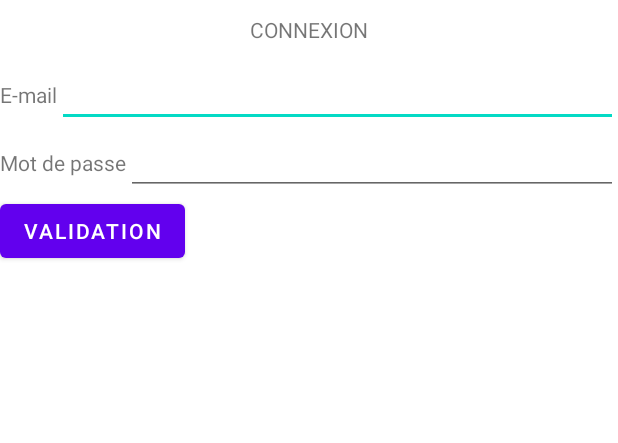
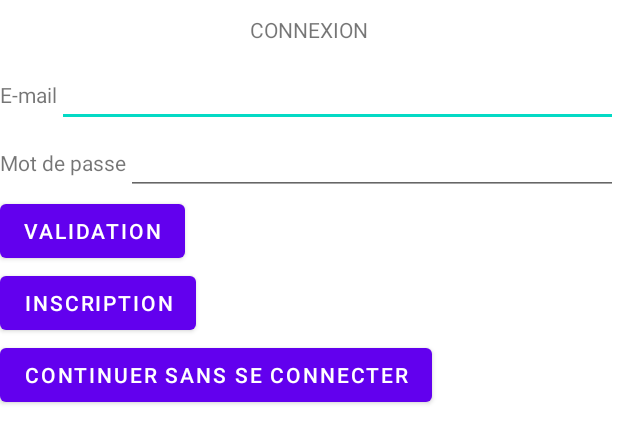
Before and after one commit to clink10Zero/Projet_vente_voiture, an Android app: the layout activity_connexion.xml on its own in the app's theme, with its tools: preview values and no code run, on a phone screen of 412 x 824 dp. Shown: the top 443 px of the screen. Run offline under Robolectric (Android 15) with nearby library versions, the phone set to English and light mode, and no system bars.

Commit message:
passage de connexion en launcher avec ajout bouton inscription et continuer sans connexion

```diff
--- a/app/src/main/java/com/example/projet_vente_voiture/BD/UtilisateurBD.java
+++ b/app/src/main/java/com/example/projet_vente_voiture/BD/UtilisateurBD.java
@@ -83,7 +83,7 @@ public class UtilisateurBD {
 
     public Utilisateur getUtilisateurByMail(String mail) {
         open();
-        Cursor c = bd.rawQuery("SELECT * FROM "+ TABLE_UTILISATEUR +" WHERE "+ COL_MAIL_UTILISATEUR +" = "+ mail,null);
+        Cursor c = bd.rawQuery("SELECT * FROM "+ TABLE_UTILISATEUR +" WHERE "+ COL_MAIL_UTILISATEUR +" = '"+ mail+"'",null);
         List<Utilisateur> list = cursorToUtilisateurs(c);
         if(list==null){
             return null;
--- a/app/src/main/res/layout/activity_connexion.xml
+++ b/app/src/main/res/layout/activity_connexion.xml
@@ -60,5 +60,15 @@
             android:layout_width="wrap_content"
             android:layout_height="wrap_content"
             android:text="Validation" />
+        <Button
+            android:id="@+id/button_inscription_connexion"
+            android:layout_width="wrap_content"
+            android:layout_height="wrap_content"
+            android:text="Inscription" />
+        <Button
+            android:id="@+id/button_inconnu_connexion"
+            android:layout_width="wrap_content"
+            android:layout_height="wrap_content"
+            android:text="Continuer sans se connecter" />
     </LinearLayout>
 </ScrollView>
```
Also changed, not shown: app/src/main/AndroidManifest.xml (+4 -5 lines), app/src/main/java/com/example/projet_vente_voiture/Activity/Connexion.java (+25 -7 lines).
